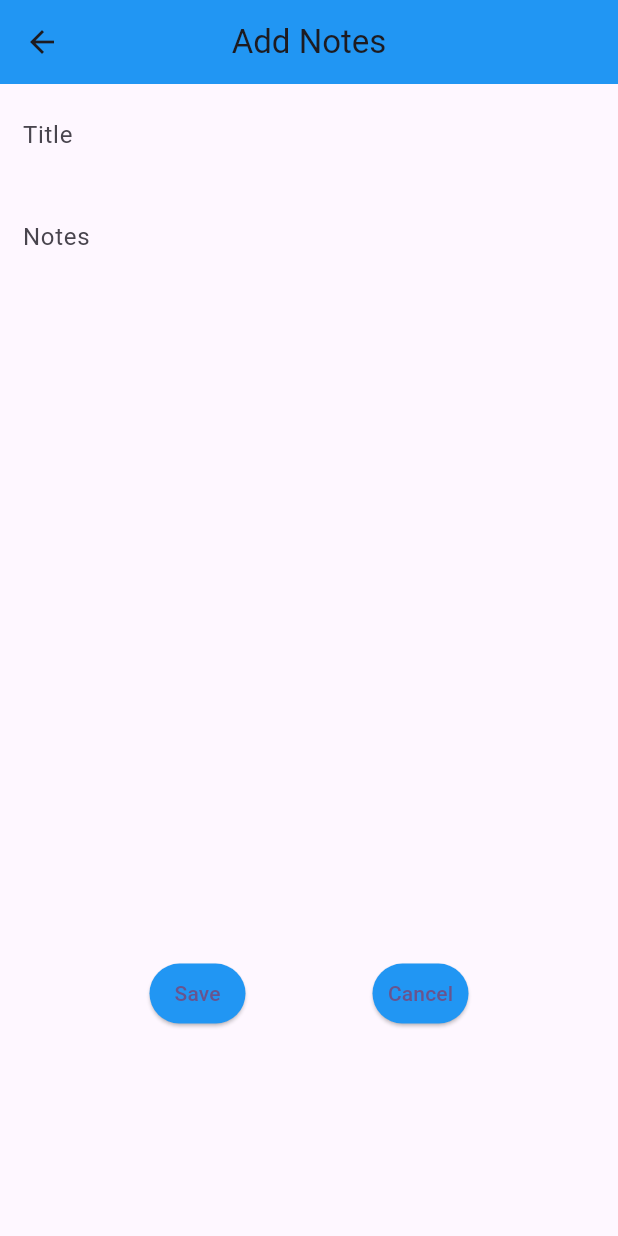
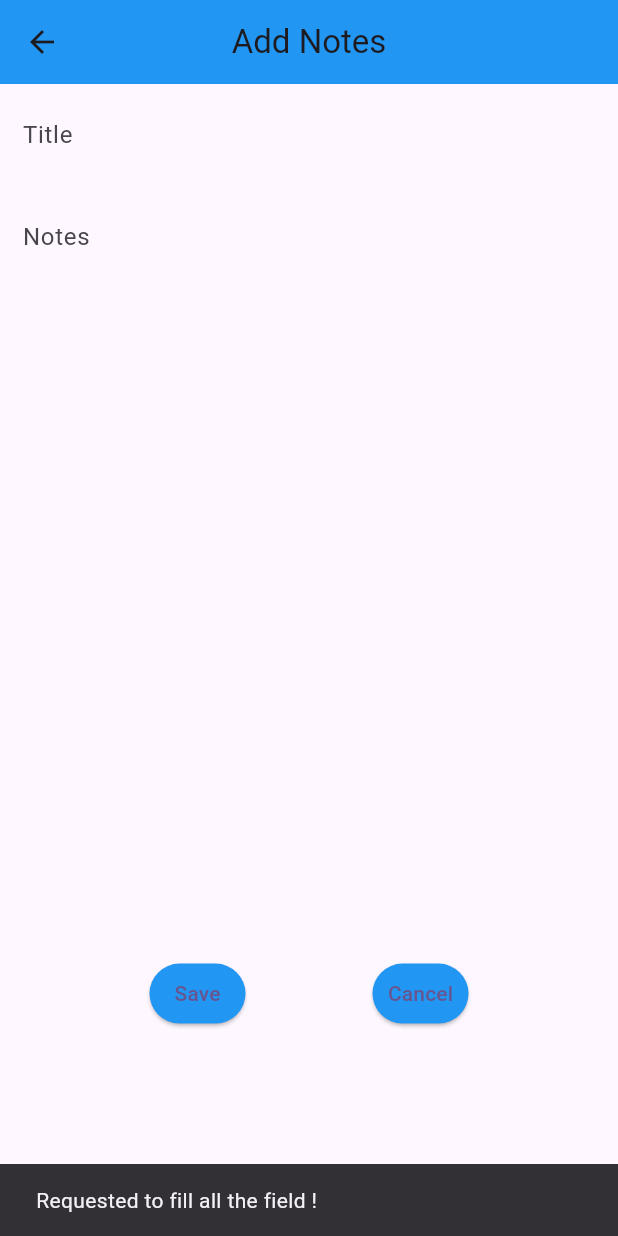
Before and after one commit to sanjeevsht123/notepad, a Flutter app: the NoteDetails screen opened directly, after a tap on "Save", on a phone screen of 412 x 824 dp. Run offline on Flutter 3.47's test engine with Material 3 defaults, Android fonts, the phone set to English and light mode, and no system bars; our stand-ins replace flutter_riverpod, sqflite; accounts and stored records are empty.

```diff
--- a/lib/Models/NoteModel.dart
+++ b/lib/Models/NoteModel.dart
@@ -1,11 +1,11 @@
 class NoteModel {
-  final int id;
+  final int? id;
   final String title;
   final String content;
   final String date;
 
   NoteModel({
-    this.id = 0,
+    this.id,
     required this.title,
     required this.content,
     required this.date,
--- a/lib/main.dart
+++ b/lib/main.dart
@@ -1,8 +1,9 @@
 import 'package:flutter/material.dart';
+import 'package:flutter_riverpod/flutter_riverpod.dart';
 import 'package:notepad/screens/home.dart';
 
 void main() {
-  runApp(const MyApp());
+  runApp(const ProviderScope(child: MyApp()));
 }
 
 class MyApp extends StatelessWidget {
--- a/lib/screens/note_details.dart
+++ b/lib/screens/note_details.dart
@@ -1,13 +1,22 @@
 import 'package:flutter/material.dart';
 import 'package:flutter_riverpod/flutter_riverpod.dart';
+import 'package:notepad/Models/NoteModel.dart';
+import 'package:notepad/utils/dbState.dart';
+import 'package:intl/intl.dart';
 
 class NoteDetails extends ConsumerWidget {
   const NoteDetails({super.key});
 
   @override
   Widget build(BuildContext context, WidgetRef ref) {
-    TextEditingController title = TextEditingController(text: '');
-    TextEditingController contain = TextEditingController(text: '');
+    TextEditingController titleController = TextEditingController();
+    TextEditingController containController = TextEditingController();
+    formateDate() {
+      DateTime now = DateTime.now();
+      String formatedDate = DateFormat('yyyy-MM-dd').format(now);
+      return formatedDate;
+    }
+
     return SafeArea(
       child: Scaffold(
         appBar: AppBar(
@@ -15,14 +24,15 @@ class NoteDetails extends ConsumerWidget {
           centerTitle: true,
           backgroundColor: Colors.blue[500],
         ),
-        body: Container(
+        body: SingleChildScrollView(
+          child: Container(
             margin: const EdgeInsets.symmetric(vertical: 10, horizontal: 15),
             width: double.infinity,
             height: MediaQuery.of(context).size.height * 0.9,
             child: Column(
               children: [
                 TextField(
-                controller: title,
+                  controller: titleController,
                   decoration: const InputDecoration(
                     border: InputBorder.none,
                     hintText: 'Title',
@@ -36,7 +46,7 @@ class NoteDetails extends ConsumerWidget {
                     borderRadius: BorderRadius.circular(8),
                   ),
                   child: TextField(
-                  controller: contain,
+                    controller: containController,
                     decoration: const InputDecoration(
                       border: InputBorder.none,
                       hintText: 'Notes',
@@ -47,12 +57,33 @@ class NoteDetails extends ConsumerWidget {
                   mainAxisAlignment: MainAxisAlignment.spaceEvenly,
                   children: [
                     ElevatedButton(
-                      onPressed: () {},
-                      child: Text("Save"),
+                        onPressed: () {
+                          final title = titleController.text;
+                          final content = containController.text;
+
+                          if (title.isNotEmpty && content.isNotEmpty) {
+                            ref.read(dbStateProvider).addNotes(NoteModel(
+                                  title: title,
+                                  content: content,
+                                  date: formateDate(),
+                                ));
+                            ScaffoldMessenger.of(context).showSnackBar(
+                                const SnackBar(content: Text("Note Added")));
+                            Future.delayed(const Duration(seconds: 5), () {
+                              Navigator.of(context).pop();
+                            });
+                          } else {
+                            ScaffoldMessenger.of(context).showSnackBar(
+                                const SnackBar(
+                                    content: Text(
+                                        "Requested to fill all the field !")));
+                          }
+                        },
                         style: ElevatedButton.styleFrom(
                             backgroundColor: Colors.blue,
                             padding: const EdgeInsets.symmetric(
-                              horizontal: 10, vertical: 9))),
+                                horizontal: 10, vertical: 9)),
+                        child: const Text("Save")),
                     ElevatedButton(
                       onPressed: () {
                         Navigator.of(context).pop();
@@ -70,6 +101,7 @@ class NoteDetails extends ConsumerWidget {
             ),
           ),
         ),
+      ),
     );
   }
 }
--- a/pubspec.yaml
+++ b/pubspec.yaml
@@ -38,6 +38,7 @@ dependencies:
   sqflite: ^2.3.3
   path_provider: ^2.1.3
   flutter_riverpod: ^2.5.1
+  intl: ^0.19.0
 
 dev_dependencies:
   flutter_test:
```
Also changed, not shown: lib/screens/home.dart (+18 -9 lines), lib/utils/database_helper.dart (+11 -4 lines), lib/utils/dbState.dart (added, +44 -0 lines), pubspec.lock. Lines whose indentation alone changed are shown as unchanged.
